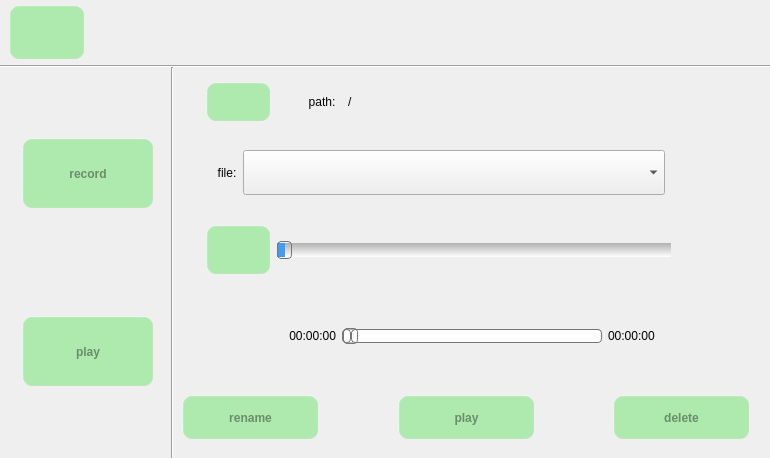
This is voice.ui in jizizihe/baijie_demo as Qt 5 draws it before an edit. The edited form follows.
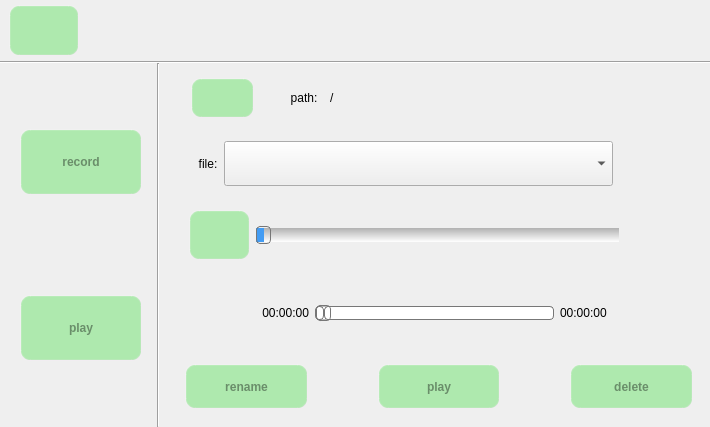
This is the edited form. The open tabs and pages were chosen to show the change. Icons and pictures are not drawn. Custom widgets are drawn as their Qt base class.

Commit message: func: 1.add cancel pair, disconnect, stop scanning, and display matched bluetooth in bluetooth       2.add display connected devices in wifi       3.change function button style and change layout in gpio       4.change layout in ethernet

What changed in the file:
```diff
--- a/voice.ui
+++ b/voice.ui
@@ -9,8 +9,8 @@
    <rect>
     <x>0</x>
     <y>0</y>
-    <width>770</width>
-    <height>458</height>
+    <width>710</width>
+    <height>427</height>
    </rect>
   </property>
   <property name="sizePolicy">
@@ -728,7 +728,7 @@
               <number>0</number>
              </property>
              <property name="topMargin">
-              <number>0</number>
+              <number>5</number>
              </property>
              <property name="rightMargin">
               <number>0</number>
@@ -751,12 +751,12 @@
              </item>
              <item row="1" column="0">
               <widget class="QWidget" name="widget_6" native="true">
-               <layout class="QHBoxLayout" name="horizontalLayout_12" stretch="1,2,2,12,1">
+               <layout class="QHBoxLayout" name="horizontalLayout_12" stretch="1,2,2,11,1">
                 <property name="leftMargin">
                  <number>0</number>
                 </property>
                 <property name="topMargin">
-                 <number>2</number>
+                 <number>0</number>
                 </property>
                 <property name="rightMargin">
                  <number>0</number>
@@ -1378,7 +1378,7 @@
                  <height>16777215</height>
                 </size>
                </property>
-               <layout class="QHBoxLayout" name="horizontalLayout_2" stretch="7,4,7,4,7,1">
+               <layout class="QHBoxLayout" name="horizontalLayout_2" stretch="1,7,4,7,4,7,1">
                 <property name="spacing">
                  <number>0</number>
                 </property>
@@ -1394,6 +1394,19 @@
                 <property name="bottomMargin">
                  <number>9</number>
                 </property>
+                <item>
+                 <spacer name="horizontalSpacer_19">
+                  <property name="orientation">
+                   <enum>Qt::Horizontal</enum>
+                  </property>
+                  <property name="sizeHint" stdset="0">
+                   <size>
+                    <width>40</width>
+                    <height>20</height>
+                   </size>
+                  </property>
+                 </spacer>
+                </item>
                 <item>
                  <widget class="QPushButton" name="btn_rename">
                   <property name="sizePolicy">
```
Left out of the diff: 6 changed lines with no effect on the pictures. The commit also changes 52 other files.
